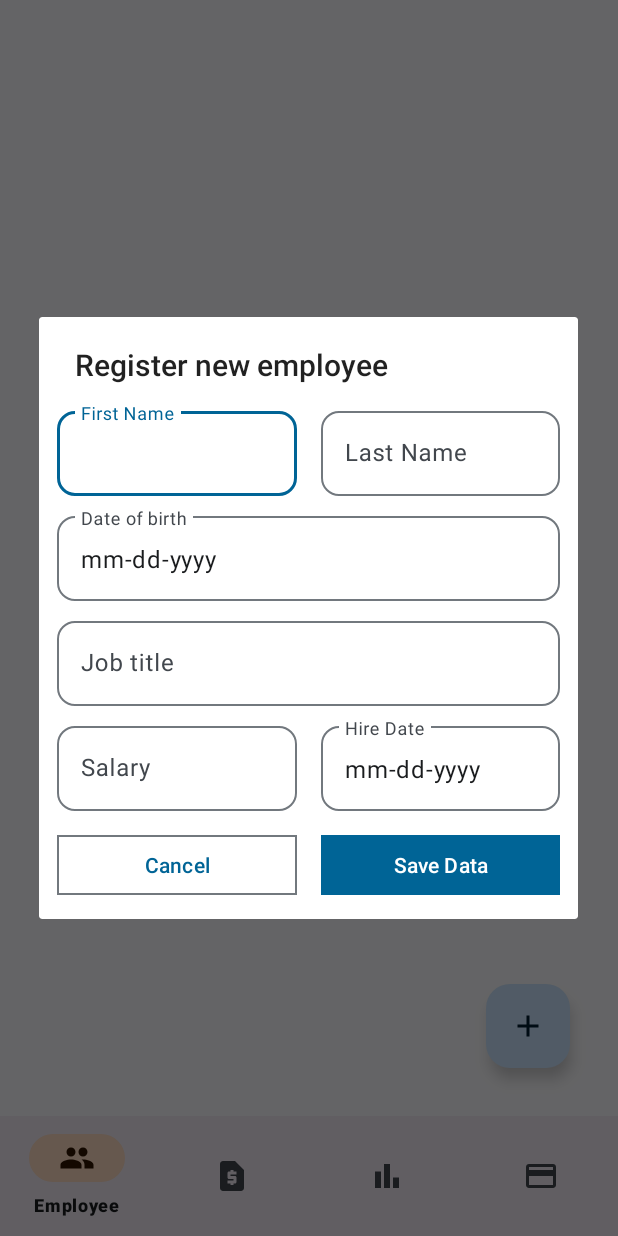
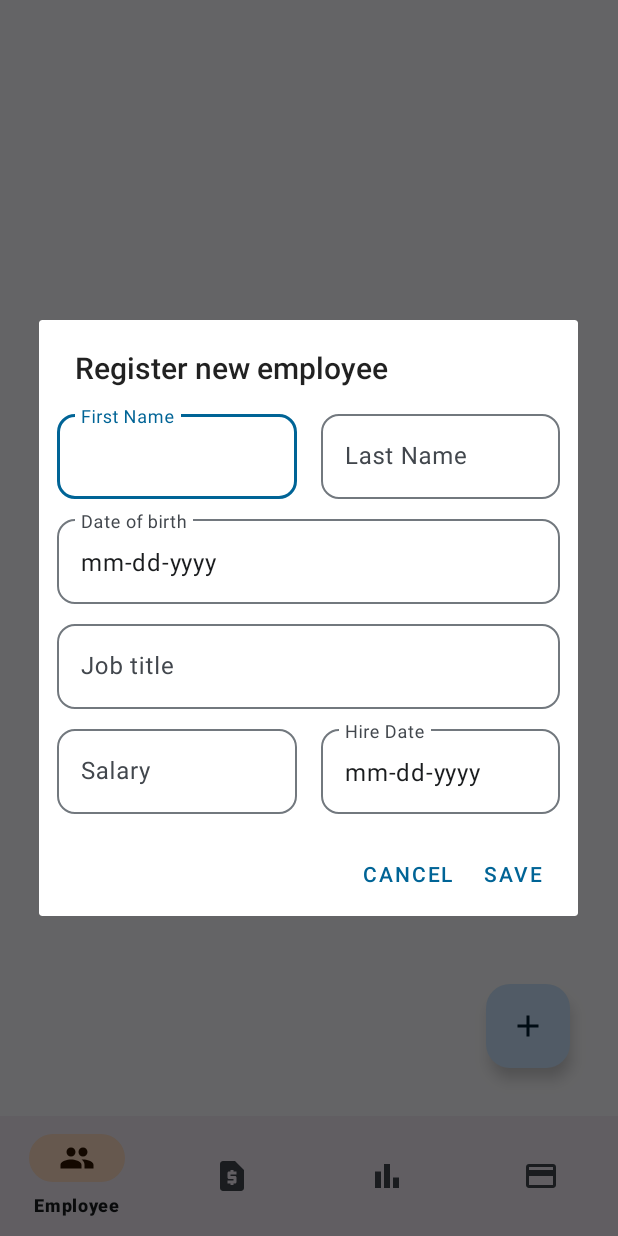
Before and after one commit to moaliyou/ERISM_App, an Android app: the screen it shows after launch (Dashboard), after a tap on "Add New Employee", on a phone screen of 412 x 824 dp. Run offline under Robolectric (Android 15) with nearby library versions, the phone set to English and light mode, and no system bars.

Commit message:
refined `eventHandling()` method

```diff
--- a/app/src/main/java/com/example/erismapp/fragments/EmployeeFragment.java
+++ b/app/src/main/java/com/example/erismapp/fragments/EmployeeFragment.java
@@ -1,11 +1,11 @@
 package com.example.erismapp.fragments;
 
+import android.annotation.SuppressLint;
 import android.app.AlertDialog;
 import android.os.Bundle;
 import android.view.LayoutInflater;
 import android.view.View;
 import android.view.ViewGroup;
-import android.widget.Button;
 import android.widget.Toast;
 
 import androidx.fragment.app.Fragment;
@@ -22,9 +22,10 @@ import java.util.Objects;
 
 public class EmployeeFragment extends Fragment {
 
-    private View mView;
+    private View mainView, dialogView;
     private FloatingActionButton fabAddEmployee;
-    private TextInputLayout tfDateOfBirth, tfHireDate;
+    private TextInputLayout tfFirstName, tfLastName,
+            tfJobTitle, tfSalary, tfDateOfBirth, tfHireDate;
 
     private AlertDialog mDialog;
 
@@ -32,45 +33,43 @@ public class EmployeeFragment extends Fragment {
     public View onCreateView(LayoutInflater inflater, ViewGroup container,
                              Bundle savedInstanceState) {
         // Inflate the layout for this fragment
-        mView = inflater.inflate(R.layout.fragment_employee, container, false);
+        mainView = inflater.inflate(R.layout.fragment_employee, container, false);
 
         initViews();
 
         eventHandling();
 
-        return mView;
+        return mainView;
     }
 
     private void eventHandling() {
 
-        AlertDialog.Builder builder = new AlertDialog.Builder(getActivity());
-        builder.setTitle("Register new employee");
-
-        View innerView = getLayoutInflater().inflate(R.layout.employee_form_dialog, null);
-        Button btnSaveEmployeeData = innerView.findViewById(R.id.btn_save_employee);
-        Button btnCancelDialog = innerView.findViewById(R.id.btn_cancel);
-        tfDateOfBirth = innerView.findViewById(R.id.tf_date_of_birth);
-        tfHireDate = innerView.findViewById(R.id.tf_hire_date);
-
-        btnSaveEmployeeData.setOnClickListener(
-                view1 ->
-                        Toast.makeText(getActivity(), "Saving data...", Toast.LENGTH_LONG).show()
-        );
-
-        btnCancelDialog.setOnClickListener(view -> {
-            mDialog.dismiss();
-            clearFields(innerView);
-        });
-
-        builder.setView(innerView);
-        mDialog = builder.create();
-        mDialog.setCancelable(false);
+        createRegistrationDialog();
 
         fabAddEmployee.setOnClickListener(view -> mDialog.show());
 
         pickDateFor(tfDateOfBirth);
         pickDateFor(tfHireDate);
 
+    }
+
+    private void createRegistrationDialog() {
+        AlertDialog.Builder builder = new AlertDialog.Builder(getActivity());
+        builder.setTitle("Register new employee");
+
+        builder.setPositiveButton("Save", (dialogInterface, i) -> {
+            Toast.makeText(getActivity(), "Saving data...", Toast.LENGTH_LONG).show();
+            clearFields();
+        });
+
+        builder.setNegativeButton("Cancel", (dialogInterface, i) -> {
+            mDialog.dismiss();
+            clearFields();
+        });
+
+        builder.setView(dialogView);
+        mDialog = builder.create();
+        mDialog.setCancelable(false);
     }
 
     private void pickDateFor(TextInputLayout mTextInput) {
@@ -91,27 +90,29 @@ public class EmployeeFragment extends Fragment {
         });
     }
 
+    @SuppressLint("InflateParams")
     private void initViews() {
-        fabAddEmployee = mView.findViewById(R.id.fab_add_new_employee);
+        fabAddEmployee = mainView.findViewById(R.id.fab_add_new_employee);
+
+        dialogView = getLayoutInflater().inflate(R.layout.employee_form_dialog, null);
+        tfDateOfBirth = dialogView.findViewById(R.id.tf_date_of_birth);
+        tfHireDate = dialogView.findViewById(R.id.tf_hire_date);
+        tfFirstName = dialogView.findViewById(R.id.tf_first_name);
+        tfLastName = dialogView.findViewById(R.id.tf_last_name);
+        tfDateOfBirth = dialogView.findViewById(R.id.tf_date_of_birth);
+        tfJobTitle = dialogView.findViewById(R.id.tf_job_title);
+        tfSalary = dialogView.findViewById(R.id.tf_salary);
+        tfHireDate = dialogView.findViewById(R.id.tf_hire_date);
+
     }
 
-    private void clearFields(View view) {
-
-        TextInputLayout tfFirstName = view.findViewById(R.id.tf_first_name);
-        TextInputLayout tfLastName = view.findViewById(R.id.tf_last_name);
-        TextInputLayout tfDateOfBirth = view.findViewById(R.id.tf_date_of_birth);
-        TextInputLayout tfJobTitle = view.findViewById(R.id.tf_job_title);
-        TextInputLayout tfSalary = view.findViewById(R.id.tf_salary);
-        TextInputLayout tfHireDate = view.findViewById(R.id.tf_hire_date);
-
+    private void clearFields() {
         Objects.requireNonNull(tfFirstName.getEditText()).setText("");
         Objects.requireNonNull(tfLastName.getEditText()).setText("");
         Objects.requireNonNull(tfDateOfBirth.getEditText()).setText(R.string.string_date_format);
         Objects.requireNonNull(tfJobTitle.getEditText()).setText("");
         Objects.requireNonNull(tfSalary.getEditText()).setText("");
         Objects.requireNonNull(tfHireDate.getEditText()).setText(R.string.string_date_format);
-
-        view.clearFocus();
-
+        dialogView.clearFocus();
     }
 }
--- a/app/src/main/res/layout/employee_form_dialog.xml
+++ b/app/src/main/res/layout/employee_form_dialog.xml
@@ -147,30 +147,4 @@
 
     </com.google.android.material.textfield.TextInputLayout>
 
-    <com.google.android.material.button.MaterialButton
-        android:id="@+id/btn_cancel"
-        style="@style/Widget.Material3.Button.OutlinedButton"
-        android:layout_width="0dp"
-        android:layout_height="wrap_content"
-        android:layout_marginTop="12dp"
-        android:layout_marginEnd="8dp"
-        android:text="Cancel"
-        app:cornerRadius="0dp"
-        app:layout_constraintBottom_toBottomOf="parent"
-        app:layout_constraintEnd_toStartOf="@id/btn_save_employee"
-        app:layout_constraintStart_toStartOf="parent"
-        app:layout_constraintTop_toBottomOf="@id/tf_salary" />
-
-    <com.google.android.material.button.MaterialButton
-        android:id="@+id/btn_save_employee"
-        android:layout_width="0dp"
-        android:layout_height="wrap_content"
-        android:layout_marginStart="8dp"
-        android:text="Save Data"
-        app:cornerRadius="0dp"
-        app:layout_constraintBottom_toBottomOf="@id/btn_cancel"
-        app:layout_constraintEnd_toEndOf="parent"
-        app:layout_constraintStart_toEndOf="@id/btn_cancel"
-        app:layout_constraintTop_toTopOf="@id/btn_cancel" />
-
 </androidx.constraintlayout.widget.ConstraintLayout>
```
